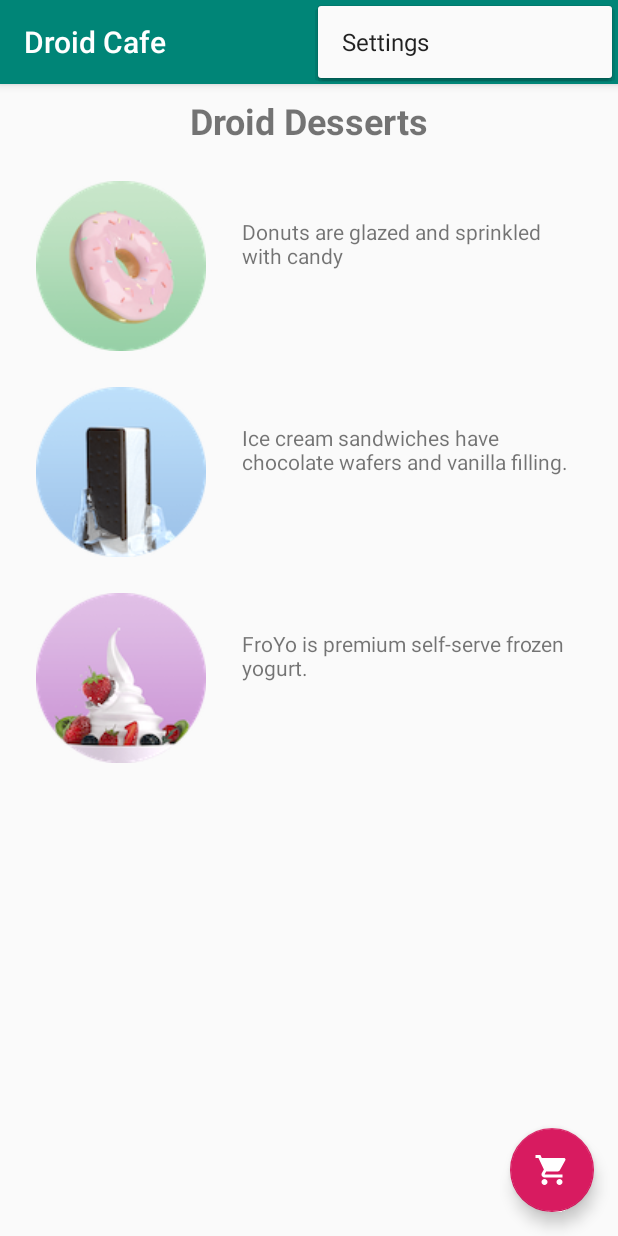
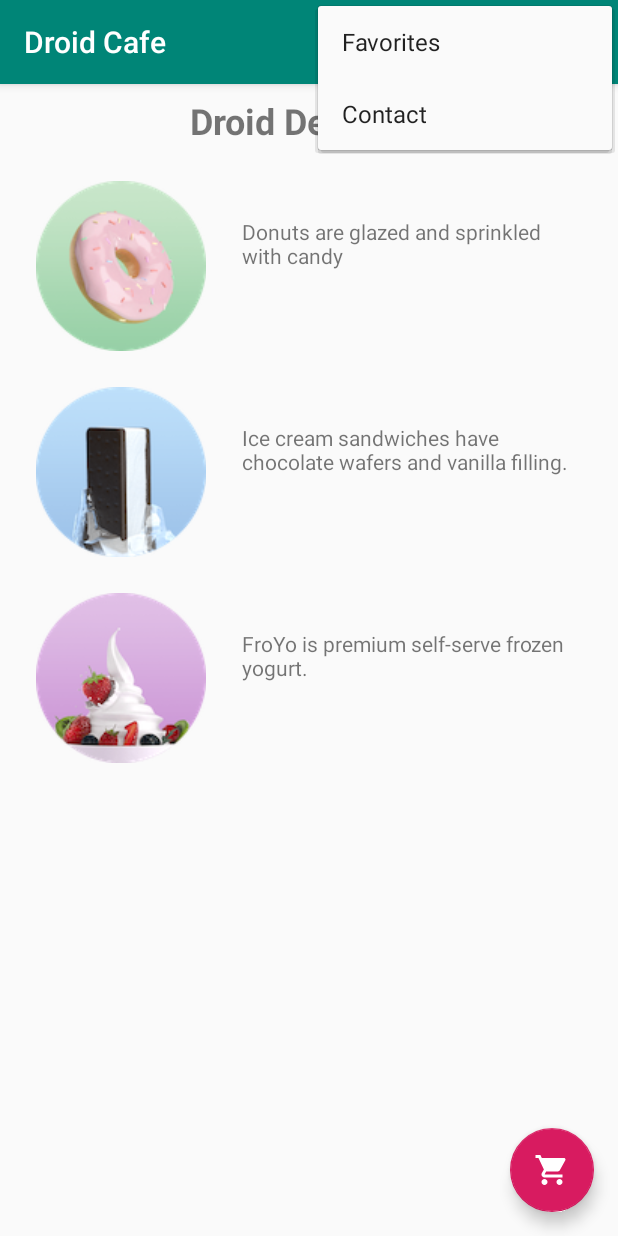
Before and after one commit to shashank205/AndroidHelloWorld, an Android app: the screen it shows after launch (MainActivity), with the options menu open, on a phone screen of 412 x 824 dp. Run offline under Robolectric (Android 15) with nearby library versions, the light colour scheme and no system bars.

Commit message:
Droid Cafe: Add menu and icons in app bar

```diff
--- a/droidcafe/src/main/java/com/example/droidcafe/MainActivity.java
+++ b/droidcafe/src/main/java/com/example/droidcafe/MainActivity.java
@@ -3,7 +3,6 @@ package com.example.droidcafe;
 import android.content.Intent;
 import android.os.Bundle;
 import android.support.design.widget.FloatingActionButton;
-import android.support.design.widget.Snackbar;
 import android.support.v7.app.AppCompatActivity;
 import android.support.v7.widget.Toolbar;
 import android.view.View;
@@ -50,7 +49,7 @@ public class MainActivity extends AppCompatActivity {
         int id = item.getItemId();
 
         //noinspection SimplifiableIfStatement
-        if (id == R.id.action_settings) {
+        if (id == R.id.action_order) {
             return true;
         }
 
--- /dev/null
+++ b/droidcafe/src/main/res/drawable-anydpi/ic_favorite_items.xml
@@ -0,0 +1,10 @@
+<vector xmlns:android="http://schemas.android.com/apk/res/android"
+    android:width="24dp"
+    android:height="24dp"
+    android:viewportWidth="24"
+    android:viewportHeight="24"
+    android:tint="#FFFFFF">
+    <path
+        android:fillColor="#FF000000"
+        android:pathData="M12,21.35l-1.45,-1.32C5.4,15.36 2,12.28 2,8.5 2,5.42 4.42,3 7.5,3c1.74,0 3.41,0.81 4.5,2.09C13.09,3.81 14.76,3 16.5,3 19.58,3 22,5.42 22,8.5c0,3.78 -3.4,6.86 -8.55,11.54L12,21.35z"/>
+</vector>
--- /dev/null
+++ b/droidcafe/src/main/res/drawable-anydpi/ic_status_info.xml
@@ -0,0 +1,10 @@
+<vector xmlns:android="http://schemas.android.com/apk/res/android"
+    android:width="24dp"
+    android:height="24dp"
+    android:viewportWidth="24"
+    android:viewportHeight="24"
+    android:tint="#FFFFFF">
+    <path
+        android:fillColor="#FF000000"
+        android:pathData="M11,15h2v2h-2zM11,7h2v6h-2zM11.99,2C6.47,2 2,6.48 2,12s4.47,10 9.99,10C17.52,22 22,17.52 22,12S17.52,2 11.99,2zM12,20c-4.42,0 -8,-3.58 -8,-8s3.58,-8 8,-8 8,3.58 8,8 -3.58,8 -8,8z"/>
+</vector>
--- a/droidcafe/src/main/res/menu/menu_main.xml
+++ b/droidcafe/src/main/res/menu/menu_main.xml
@@ -3,8 +3,29 @@
     xmlns:tools="http://schemas.android.com/tools"
     tools:context="com.example.droidcafe.MainActivity">
     <item
-        android:id="@+id/action_settings"
+        android:id="@+id/action_contact"
         android:orderInCategory="100"
-        android:title="@string/action_settings"
+        android:title="@string/action_contact"
         app:showAsAction="never" />
+
+    <item
+        android:id="@+id/action_order"
+        android:orderInCategory="10"
+        android:title="@string/action_order"
+        android:icon="@drawable/ic_shopping_cart"
+        app:showAsAction="always" />
+
+    <item
+        android:id="@+id/action_status"
+        android:orderInCategory="20"
+        android:title="@string/action_status"
+        android:icon="@drawable/ic_status_info"
+        app:showAsAction="always" />
+
+    <item
+        android:id="@+id/action_favorites"
+        android:orderInCategory="30"
+        android:title="@string/action_favorites"
+        android:icon="@drawable/ic_favorite_items"
+        app:showAsAction="ifRoom" />
 </menu>
--- a/droidcafe/src/main/res/values/strings.xml
+++ b/droidcafe/src/main/res/values/strings.xml
@@ -21,6 +21,10 @@
     <string name="same_day_messenger_service">Same day messenger service</string>
     <string name="next_day_ground_delivery">Next day ground delivery</string>
     <string name="pick_up">Pick up</string>
+    <string name="action_contact">Contact</string>
+    <string name="action_order">Order</string>
+    <string name="action_status">Status</string>
+    <string name="action_favorites">Favorites</string>
     <string-array name="labels_array">
         <item>Home</item>
         <item>Work</item>
```
Also changed, not shown: droidcafe/src/main/res/drawable-hdpi/ic_favorite_items.png (added), droidcafe/src/main/res/drawable-hdpi/ic_status_info.png (added), droidcafe/src/main/res/drawable-mdpi/ic_favorite_items.png (added), droidcafe/src/main/res/drawable-mdpi/ic_status_info.png (added), droidcafe/src/main/res/drawable-xhdpi/ic_favorite_items.png (added), droidcafe/src/main/res/drawable-xhdpi/ic_status_info.png (added), droidcafe/src/main/res/drawable-xxhdpi/ic_favorite_items.png (added), droidcafe/src/main/res/drawable-xxhdpi/ic_status_info.png (added).
